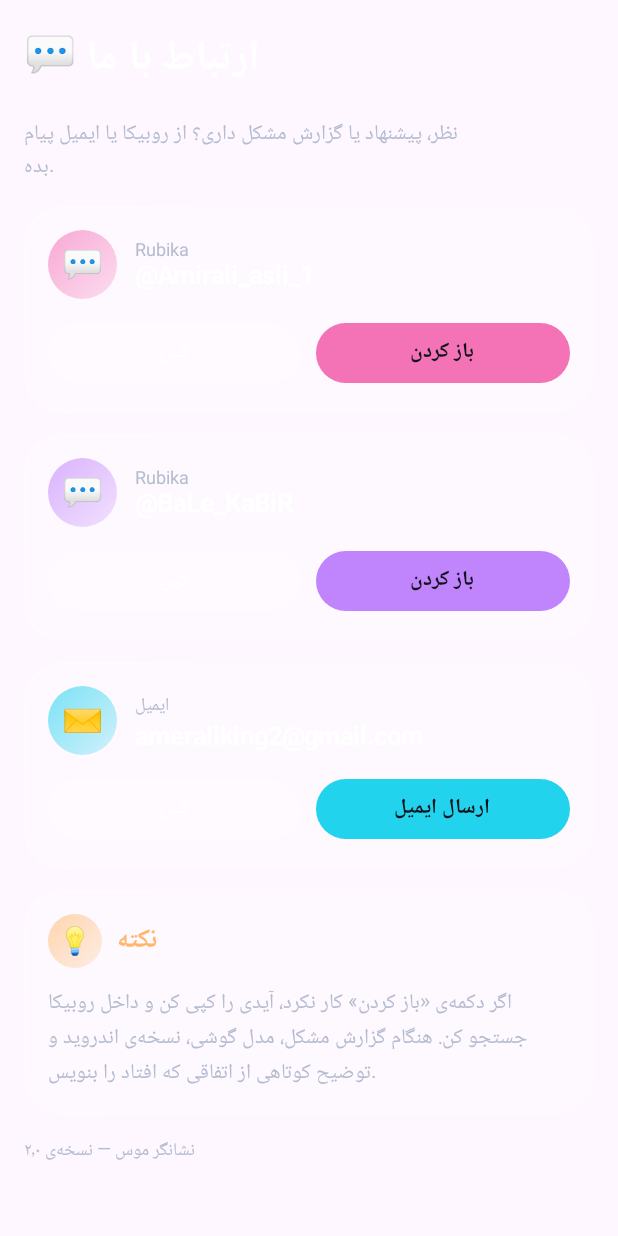
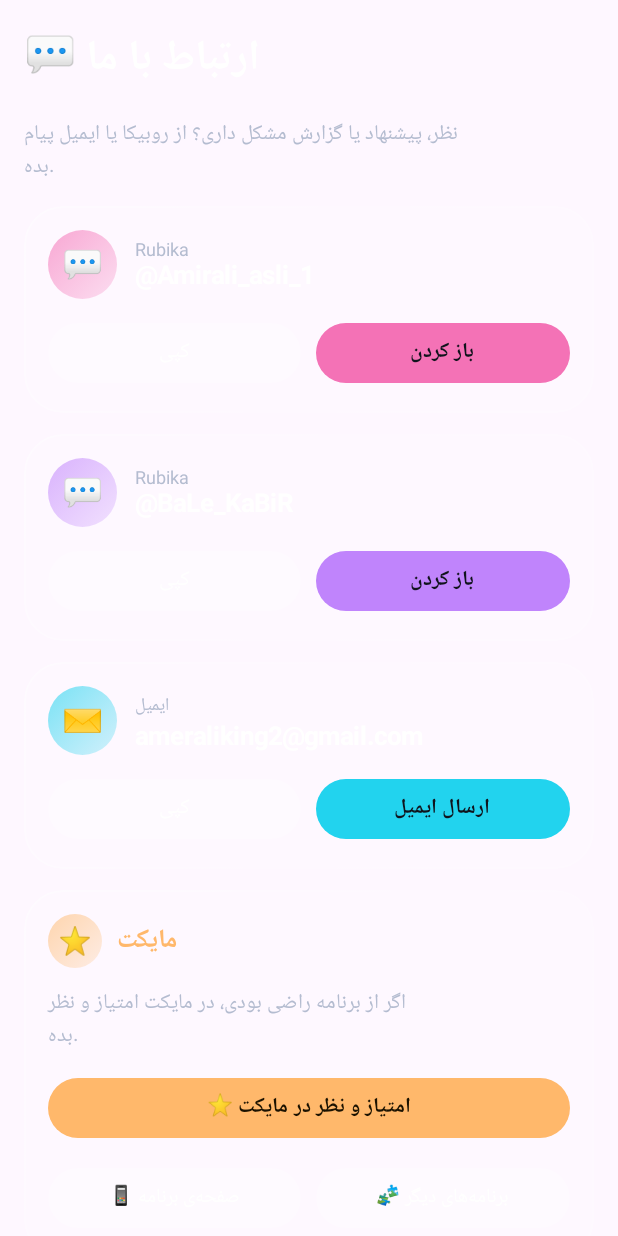
Before and after one commit to Amiraliself/touchpad-mouse, an Android app built with Jetpack Compose: the composable ContactTab shown on its own in the app's theme, on a phone screen of 412 x 824 dp. Run offline under Robolectric (Android 15) with nearby library versions, the phone set to English and light mode, and no system bars.

Commit message:
Update MainActivity.kt

```diff
--- a/app/src/main/java/com/cursorpad/app/MainActivity.kt
+++ b/app/src/main/java/com/cursorpad/app/MainActivity.kt
@@ -580,6 +580,58 @@ fun WBody(text: String, align: TextAlign) {
     )
 }
 
+// ======================= مایکت =======================
+
+@Composable
+fun MyketSection() {
+    val ctx = LocalContext.current
+    val fail = tr("مایکت روی گوشی نصب نیست", "Myket is not installed")
+    val pkg = ctx.packageName
+    Section(tr("مایکت", "Myket"), "⭐", Orange) {
+        Text(
+            tr(
+                "اگر از برنامه راضی بودی، در مایکت امتیاز و نظر بده.",
+                "If you like the app, rate it and leave a comment on Myket."
+            ),
+            color = Muted, fontSize = 14.sp, lineHeight = 22.sp
+        )
+        Button(
+            onClick = {
+                safeStart(ctx, Intent(Intent.ACTION_VIEW, Uri.parse("myket://comment?id=" + pkg)), fail)
+            },
+            modifier = Modifier.fillMaxWidth(),
+            colors = ButtonDefaults.buttonColors(
+                containerColor = Orange,
+                contentColor = Color(0xFF1B1200)
+            )
+        ) {
+            Text(tr("⭐ امتیاز و نظر در مایکت", "⭐ Rate & comment on Myket"), fontWeight = FontWeight.Bold)
+        }
+        Row(Modifier.fillMaxWidth(), horizontalArrangement = Arrangement.spacedBy(10.dp)) {
+            Button(
+                onClick = {
+                    safeStart(ctx, Intent(Intent.ACTION_VIEW, Uri.parse("myket://details?id=" + pkg)), fail)
+                },
+                modifier = Modifier.weight(1f),
+                colors = ButtonDefaults.buttonColors(
+                    containerColor = Color(0x33FFFFFF),
+                    contentColor = Color.White
+                )
+            ) { Text(tr("📱 صفحه‌ی برنامه", "📱 App page"), fontSize = 13.sp) }
+            Button(
+                onClick = {
+                    safeStart(ctx, Intent(Intent.ACTION_VIEW, Uri.parse("myket://developer/" + pkg)), fail)
+                },
+                modifier = Modifier.weight(1f),
+                colors = ButtonDefaults.buttonColors(
+                    containerColor = Color(0x33FFFFFF),
+                    contentColor = Color.White
+                )
+            ) { Text(tr("🧩 برنامه‌های دیگر", "🧩 More apps"), fontSize = 13.sp) }
+        }
+    }
+}
+
 // ======================= تنظیمات =======================
 
 @Composable
@@ -964,6 +1016,8 @@ fun HomeTab(p: Prefs, tick: Int, onLang: (String) -> Unit) {
                 ) { Text(tr("اطلاعات برنامه", "App info"), fontSize = 13.sp, fontWeight = FontWeight.Bold) }
             }
         }
+
+        MyketSection()
 
         Button(
             onClick = { showDialog = true },
@@ -1302,6 +1356,7 @@ fun ContactTab() {
                 )
             }
         )
+        MyketSection()
         Section(tr("نکته", "Tip"), "💡", Orange) {
             Text(
                 tr(
@@ -1312,7 +1367,7 @@ fun ContactTab() {
             )
         }
         Text(
-            tr("نشانگر موس — نسخه‌ی ۲٫۰", "Touchpad Mouse — version 2.0"),
+            tr("نشانگر موس — نسخه‌ی ۲٫۱", "Touchpad Mouse — version 2.1"),
             color = Muted,
             fontSize = 12.sp
         )
```
